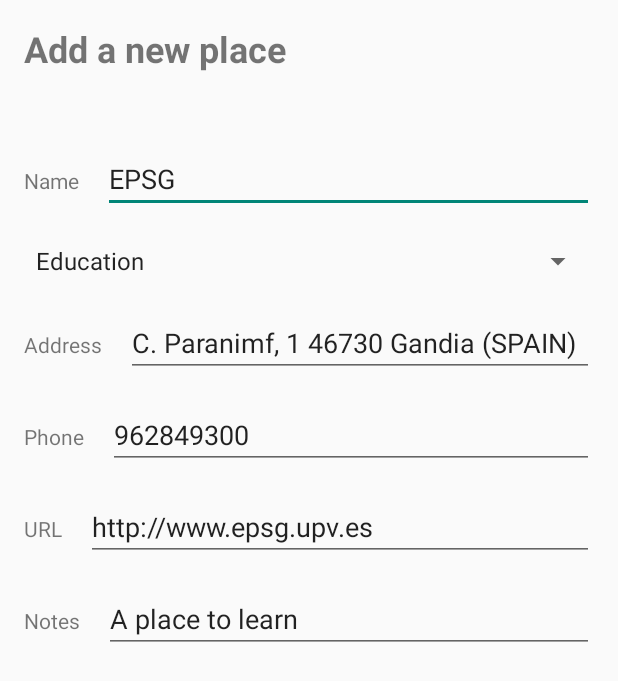
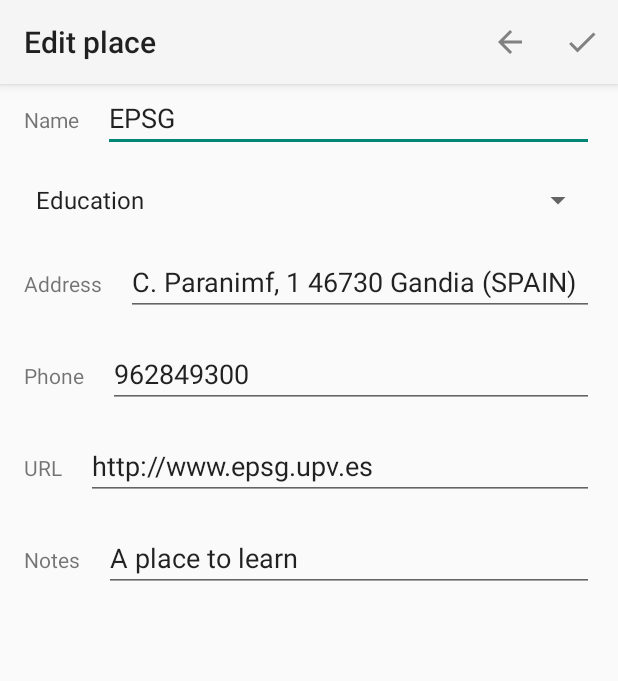
Before and after one commit to aaronFortuno/Plazes, an Android app: the PlaceViewActivity screen opened directly, with no data from a screen before it, in the options menu, after a tap on "Edit", on a phone screen of 412 x 824 dp. Shown: the top 681 px of the screen. Run offline under Robolectric (Android 15) with nearby library versions, the phone set to English and light mode, and no system bars; 1 statement that could not run was skipped.

Commit message:
Edit place menu Minor refactors

```diff
--- a/app/src/main/java/net/estemon/studio/plazes/PlaceEditActivity.java
+++ b/app/src/main/java/net/estemon/studio/plazes/PlaceEditActivity.java
@@ -1,10 +1,13 @@
 package net.estemon.studio.plazes;
 
 import android.os.Bundle;
+import android.view.Menu;
+import android.view.MenuItem;
 import android.widget.ArrayAdapter;
 import android.widget.EditText;
 import android.widget.Spinner;
 
+import androidx.annotation.NonNull;
 import androidx.appcompat.app.AppCompatActivity;
 
 public class PlaceEditActivity extends AppCompatActivity {
@@ -56,4 +59,26 @@ public class PlaceEditActivity extends AppCompatActivity {
         notes.setText(place.getNotes());
     }
 
+    @Override
+    public boolean onCreateOptionsMenu(Menu menu) {
+        getMenuInflater().inflate(R.menu.place_edit_menu, menu);
+        return true;
+    }
+
+    @Override
+    public boolean onOptionsItemSelected(@NonNull MenuItem item) {
+        if (item.getItemId() == R.id.edit_menu_cancel) {
+            finish();
+        } else if (item.getItemId() == R.id.edit_menu_save) {
+            place.setName(name.getText().toString());
+            place.setType(PlaceType.values()[type.getSelectedItemPosition()]);
+            place.setAddress(address.getText().toString());
+            place.setPhone(Integer.parseInt(phone.getText().toString()));
+            place.setUrl(url.getText().toString());
+            place.setNotes(notes.getText().toString());
+            MainActivity.places.updatePlace((int) id, place);
+            finish();
+        }
+        return super.onOptionsItemSelected(item);
+    }
 }
--- a/app/src/main/java/net/estemon/studio/plazes/PlaceViewActivity.java
+++ b/app/src/main/java/net/estemon/studio/plazes/PlaceViewActivity.java
@@ -88,14 +88,14 @@ public class PlaceViewActivity extends AppCompatActivity {
 
     @Override
     public boolean onOptionsItemSelected(@NonNull MenuItem item) {
-        if (item.getItemId() == R.id.place_menu_share) {
+        if (item.getItemId() == R.id.view_menu_share) {
             return true;
-        } else if (item.getItemId() == R.id.place_menu_navigate) {
+        } else if (item.getItemId() == R.id.view_menu_navigate) {
             return true;
-        } else if (item.getItemId() == R.id.place_menu_edit) {
+        } else if (item.getItemId() == R.id.view_menu_edit) {
             startPlaceEditActivity(id);
             return true;
-        } else if (item.getItemId() == R.id.place_menu_delete) {
+        } else if (item.getItemId() == R.id.view_menu_delete) {
             confirmDelete((int) id);
             return true;
         }
--- /dev/null
+++ b/app/src/main/res/drawable-anydpi/ic_back.xml
@@ -0,0 +1,12 @@
+<vector xmlns:android="http://schemas.android.com/apk/res/android"
+    android:width="24dp"
+    android:height="24dp"
+    android:viewportWidth="24"
+    android:viewportHeight="24"
+    android:tint="#333333"
+    android:alpha="0.6"
+    android:autoMirrored="true">
+  <path
+      android:fillColor="@android:color/white"
+      android:pathData="M20,11H7.83l5.59,-5.59L12,4l-8,8 8,8 1.41,-1.41L7.83,13H20v-2z"/>
+</vector>
--- /dev/null
+++ b/app/src/main/res/drawable-anydpi/ic_check.xml
@@ -0,0 +1,11 @@
+<vector xmlns:android="http://schemas.android.com/apk/res/android"
+    android:width="24dp"
+    android:height="24dp"
+    android:viewportWidth="24"
+    android:viewportHeight="24"
+    android:tint="#333333"
+    android:alpha="0.6">
+  <path
+      android:fillColor="@android:color/white"
+      android:pathData="M9,16.17L4.83,12l-1.42,1.41L9,19 21,7l-1.41,-1.41z"/>
+</vector>
--- a/app/src/main/res/layout/place_edit.xml
+++ b/app/src/main/res/layout/place_edit.xml
@@ -9,17 +9,17 @@
         android:layout_width="match_parent"
         android:layout_height="match_parent">
 
-        <TextView
-            android:id="@+id/tag_title"
-            android:layout_width="wrap_content"
-            android:layout_height="wrap_content"
-            android:layout_marginStart="16dp"
-            android:layout_marginTop="16dp"
-            android:text="Add a new place"
-            android:textSize="24sp"
-            android:textStyle="bold"
-            app:layout_constraintStart_toStartOf="parent"
-            app:layout_constraintTop_toTopOf="parent" />
+        <androidx.appcompat.widget.Toolbar
+            android:id="@+id/place_edit_toolbar"
+            android:layout_width="match_parent"
+            android:layout_height="?attr/actionBarSize"
+            android:background="?attr/colorPrimary"
+            android:elevation="4dp"
+            android:theme="@style/ThemeOverlay.AppCompat.ActionBar"
+            app:layout_constraintTop_toTopOf="parent"
+            app:popupTheme="@style/ThemeOverlay.AppCompat.Light"
+            app:menu="@menu/place_edit_menu"
+            app:title="Edit place" />
 
         <TextView
             android:id="@+id/tag_name"
@@ -35,14 +35,13 @@
             android:layout_width="0dp"
             android:layout_height="wrap_content"
             android:layout_marginStart="16dp"
-            android:layout_marginTop="48dp"
             android:layout_marginEnd="16dp"
             android:ems="10"
             android:hint="write a friendly name"
             android:inputType="text"
             app:layout_constraintEnd_toEndOf="parent"
             app:layout_constraintStart_toEndOf="@+id/tag_name"
-            app:layout_constraintTop_toBottomOf="@+id/tag_title" />
+            app:layout_constraintTop_toBottomOf="@+id/place_edit_toolbar" />
 
         <Spinner
             android:id="@+id/in_type_spinner"
--- a/app/src/main/res/layout/place_view.xml
+++ b/app/src/main/res/layout/place_view.xml
@@ -14,11 +14,11 @@
             android:id="@+id/place_view_toolbar"
             android:layout_width="match_parent"
             android:layout_height="?attr/actionBarSize"
-            app:title="Plazes"
             android:background="?attr/colorPrimary"
             android:elevation="4dp"
             android:theme="@style/ThemeOverlay.AppCompat.ActionBar"
-            app:popupTheme="@style/ThemeOverlay.AppCompat.Light" />
+            app:popupTheme="@style/ThemeOverlay.AppCompat.Light"
+            app:title="Place Detail" />
 
         <!--<TextView
             android:id="@+id/view_name"
--- /dev/null
+++ b/app/src/main/res/menu/place_edit_menu.xml
@@ -0,0 +1,21 @@
+<?xml version="1.0" encoding="utf-8"?>
+<menu xmlns:android="http://schemas.android.com/apk/res/android"
+    xmlns:app="http://schemas.android.com/apk/res-auto">
+
+    <item
+        android:id="@+id/edit_menu_cancel"
+        android:layout_width="wrap_content"
+        android:layout_height="wrap_content"
+        android:icon="@drawable/ic_back"
+        android:orderInCategory="10"
+        android:title="Cancel"
+        app:showAsAction="ifRoom" />
+    <item
+        android:id="@+id/edit_menu_save"
+        android:layout_width="wrap_content"
+        android:layout_height="wrap_content"
+        android:icon="@drawable/ic_check"
+        android:orderInCategory="20"
+        android:title="Save"
+        app:showAsAction="ifRoom" />
+</menu>
--- a/app/src/main/res/menu/place_view_menu.xml
+++ b/app/src/main/res/menu/place_view_menu.xml
@@ -3,35 +3,35 @@
     xmlns:app="http://schemas.android.com/apk/res-auto">
 
     <item
-        android:id="@+id/place_menu_share"
+        android:id="@+id/view_menu_share"
         android:layout_width="wrap_content"
         android:layout_height="wrap_content"
+        android:icon="@drawable/ic_place_share"
         android:orderInCategory="10"
-        app:showAsAction="ifRoom"
-        android:icon="@drawable/ic_place_share"
-        android:title="Share" />
+        android:title="Share"
+        app:showAsAction="ifRoom" />
     <item
-        android:id="@+id/place_menu_navigate"
+        android:id="@+id/view_menu_navigate"
         android:layout_width="wrap_content"
         android:layout_height="wrap_content"
+        android:icon="@drawable/ic_place_navigation"
         android:orderInCategory="20"
-        app:showAsAction="ifRoom"
-        android:icon="@drawable/ic_place_navigation"
-        android:title="Navigate" />
+        android:title="Navigate"
+        app:showAsAction="ifRoom" />
     <item
-        android:id="@+id/place_menu_edit"
+        android:id="@+id/view_menu_edit"
         android:layout_width="wrap_content"
         android:layout_height="wrap_content"
+        android:icon="@drawable/ic_place_edit"
         android:orderInCategory="30"
-        app:showAsAction="ifRoom"
-        android:icon="@drawable/ic_place_edit"
-        android:title="Edit" />
+        android:title="Edit"
+        app:showAsAction="ifRoom" />
     <item
-        android:id="@+id/place_menu_delete"
+        android:id="@+id/view_menu_delete"
         android:layout_width="wrap_content"
         android:layout_height="wrap_content"
+        android:icon="@drawable/ic_place_delete"
         android:orderInCategory="40"
-        app:showAsAction="ifRoom"
-        android:icon="@drawable/ic_place_delete"
-        android:title="Delete" />
+        android:title="Delete"
+        app:showAsAction="ifRoom" />
 </menu>
```
Also changed, not shown: app/src/main/res/drawable-hdpi/ic_back.png (added), app/src/main/res/drawable-hdpi/ic_check.png (added), app/src/main/res/drawable-mdpi/ic_back.png (added), app/src/main/res/drawable-mdpi/ic_check.png (added), app/src/main/res/drawable-xhdpi/ic_back.png (added), app/src/main/res/drawable-xhdpi/ic_check.png (added), app/src/main/res/drawable-xxhdpi/ic_back.png (added), app/src/main/res/drawable-xxhdpi/ic_check.png (added).
